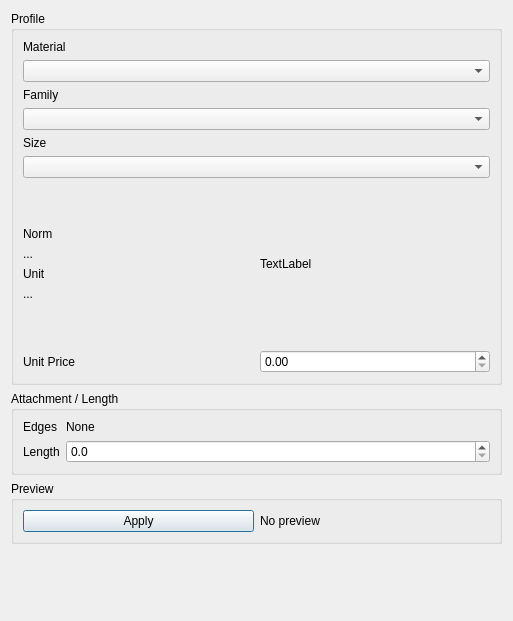
Before: the Qt Designer form freecad/maxproframe/resources/ui/create_profiles1.ui in sclMAX/MaxProFrame, drawn with Qt 5.
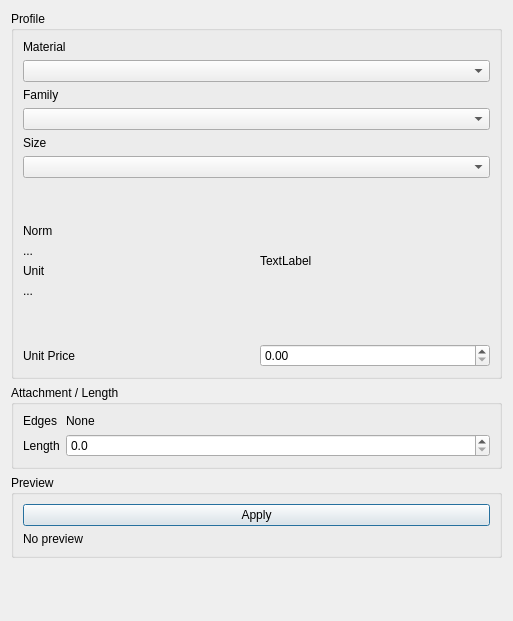
After: the same form once the commit is applied.

Patch:
```diff
--- a/freecad/maxproframe/resources/ui/create_profiles1.ui
+++ b/freecad/maxproframe/resources/ui/create_profiles1.ui
@@ -128,7 +128,7 @@
           <property name="minimumSize">
            <size>
             <width>0</width>
-            <height>160</height>
+            <height>0</height>
            </size>
           </property>
           <property name="text">
@@ -206,7 +206,7 @@
      <property name="title">
       <string>Preview</string>
      </property>
-     <layout class="QHBoxLayout" name="horizontalLayout_apply">
+     <layout class="QVBoxLayout" name="horizontalLayout_apply">
       <item>
        <widget class="QPushButton" name="btn_apply">
         <property name="text">
```
